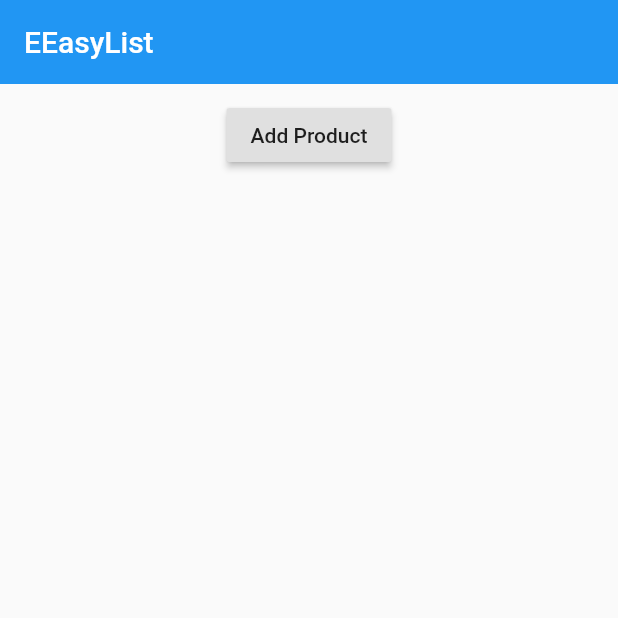
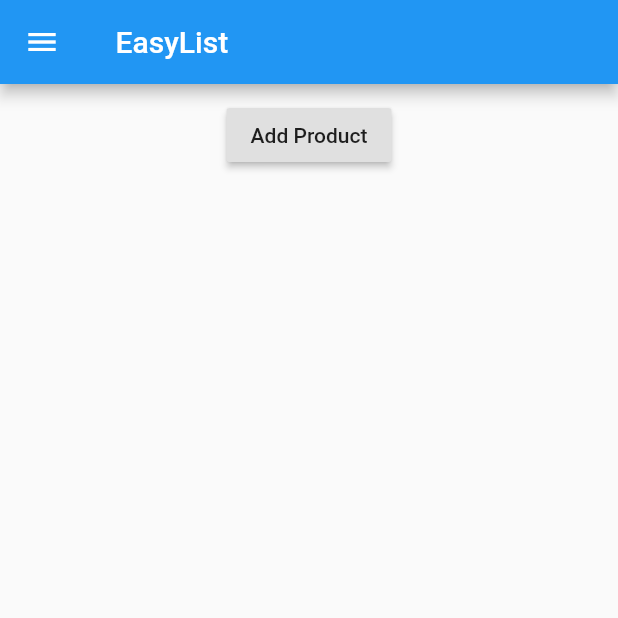
Before and after one commit to AnwerShehata/udemytutorials, a Flutter app: the HomePage screen opened directly, on a phone screen of 412 x 824 dp, the top half of it. Run offline on Flutter 3.47's test engine with Material 2 defaults, Android fonts, the phone set to English and light mode, and no system bars; network calls fail.

Commit message:
تم عمل صفحة تفاصيل المنتج

```diff
--- a/lib/Pages/HomePage.dart
+++ b/lib/Pages/HomePage.dart
@@ -1,16 +1,33 @@
 import 'package:flutter/material.dart';
 import '../product_manager.dart';
+import './Admin_Products.dart';
 
 class HomePage extends StatelessWidget{
   @override
   Widget build(BuildContext context) {
     return Scaffold(
 
-      appBar: new AppBar(elevation: 0.0,
-        title: new Text("EEasyList"),),
+      appBar: AppBar(title: Text(" EasyList "),),
+
+      drawer: Drawer(child: Column(
+        children: <Widget>[
+
+          new AppBar(
+            automaticallyImplyLeading: false,
+            centerTitle: true,
+            elevation: 0.0,
+            title: Text("Choose"),),
+
+          ListTile(
+            title: Text("Manage Product"),
+            leading: Icon(Icons.low_priority),
+            onTap: (){Navigator.push(context, MaterialPageRoute(builder: (context)=> Admin_Products()));}
+    )
+
+        ],
+      ),),
 
       body: ProductManager(),
-
 
     );
   }
--- a/lib/Products.dart
+++ b/lib/Products.dart
@@ -1,12 +1,13 @@
 import 'package:flutter/material.dart';
-import './Pages/ProductsPage.dart';
+import './Pages/Detils_Products.dart';
 import './product_manager.dart';
 
 class Products extends StatelessWidget {
 
   final List<Map<String , String>> products;
+  final Function deleteProduct;
 
-  Products([this.products = const []]) {
+  Products(this.products ,{this.deleteProduct}) {
     print('[Products Widget] Constructor');
   }
 
@@ -33,13 +34,14 @@ class Products extends StatelessWidget {
                 padding: EdgeInsets.symmetric(horizontal: 30.0),
                 shape: OutlineInputBorder(borderRadius: BorderRadius.circular(15.0)),
                 child: Text("Details"),
-                onPressed: () => Navigator.push(
-                  context,
-                  MaterialPageRoute(
-                    builder: (BuildContext context) => ProductsPage(
-                        products[index]['title'], products[index]['image']),
-                  ),
+                onPressed: () => Navigator.push<bool>(context, MaterialPageRoute(
+                  builder: (BuildContext context) => Detils_Products(
+                        products[index]["title"], products[index]["image"]
+                    ),
                 ),
+                ).then((bool value){
+                  if(value){ deleteProduct(index); }
+                }),
                 ),
             ],
           ),
--- a/lib/main.dart
+++ b/lib/main.dart
@@ -3,6 +3,8 @@ import 'package:flutter/material.dart';
 import './product_manager.dart';
 import './Pages/HomePage.dart';
 import './AppTest/MasterApp.dart';
+import './products.dart';
+import './Pages/AuthenticationPage.dart';
 
 void main()  {
   runApp(MyApp());}
@@ -15,7 +17,9 @@ class MyApp extends StatelessWidget {
       debugShowCheckedModeBanner: false,
       home: Scaffold(
 
-        body: HomePage(),
+
+        body: AuthenticationPage(),
+
 
       ),
     );
--- a/lib/product_manager.dart
+++ b/lib/product_manager.dart
@@ -5,7 +5,6 @@ import './product_control.dart';
 
 class ProductManager extends StatefulWidget {
   final Map<String  , String> startingProduct;
-
   ProductManager({this.startingProduct}) {
   }
 
@@ -39,6 +38,14 @@ class _ProductManagerState extends State<ProductManager> {
     });
   }
 
+  void _deleteProduct(int index){
+    setState(() {
+      _products.removeAt(index);
+    });
+  }
+
+
+
   @override
   Widget build(BuildContext context) {
     print('[ProductManager State] build()');
@@ -48,7 +55,7 @@ class _ProductManagerState extends State<ProductManager> {
           margin: EdgeInsets.all(10.0),
           child: ProductControl(_addProduct),
         ),
-        Expanded(child: Products(_products))
+        Expanded(child: Products(_products ,deleteProduct:_deleteProduct))
 
       ],
     );
```
Also changed, not shown: lib/Pages/Admin_Products.dart (added, +61 -0 lines), lib/Pages/AuthenticationPage.dart (added, +25 -0 lines), lib/Pages/Detils_Products.dart (added, +54 -0 lines), lib/Pages/Product_Create.dart (added, +14 -0 lines), lib/Pages/Product_List.dart (added, +11 -0 lines), lib/Pages/ProductsPage.dart (deleted, +0 -35 lines).
